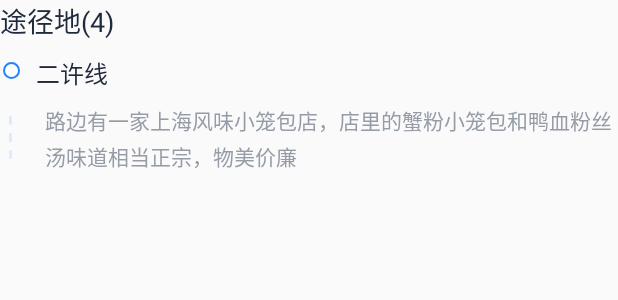
After one commit to UtilDuzepeng/RunningMountain, an Android app: the layout channel_layout.xml on its own in the app's theme, with its tools: preview values and no code run, on a phone screen of 412 x 824 dp. The commit adds this screen. Shown: the top 300 px of the screen. Run offline under Robolectric (Android 15) with nearby library versions, the phone set to English and light mode, and no system bars.

Commit message:
首页详情完成一半

```diff
--- a/app/src/main/AndroidManifest.xml
+++ b/app/src/main/AndroidManifest.xml
@@ -22,9 +22,9 @@
             </intent-filter>
         </activity>
 
-
         <activity android:name=".activity.SearchActivity" />
 
+        <activity android:name=".activity.ProjectDetailsActivity" />
 
     </application>
 
--- a/app/src/main/java/com/miaofen/xiaoying/fragment/newest/NewestRecyclerViewAdapter.kt
+++ b/app/src/main/java/com/miaofen/xiaoying/fragment/newest/NewestRecyclerViewAdapter.kt
@@ -4,6 +4,8 @@ import android.content.Context
 import androidx.annotation.Nullable
 import com.chad.library.adapter.base.BaseQuickAdapter
 import com.chad.library.adapter.base.BaseViewHolder
+import com.miaofen.xiaoying.R
+import com.miaofen.xiaoying.activity.ProjectDetailsActivity
 
 /**
  * 项目名称：com.miaofen.xiaoying.fragment.newest
@@ -21,7 +23,9 @@ class NewestRecyclerViewAdapter (
 
     var context: Context? = context
     override fun convert(helper: BaseViewHolder, item: String?) {
-
+        helper.setOnClickListener(R.id.home_recycler_item) {
+            ProjectDetailsActivity.start(context)
+        }
     }
 
 }
--- a/app/src/main/java/com/miaofen/xiaoying/fragment/search/HistoryFragment.kt
+++ b/app/src/main/java/com/miaofen/xiaoying/fragment/search/HistoryFragment.kt
@@ -4,7 +4,7 @@ import com.miaofen.xiaoying.R
 import com.miaofen.xiaoying.base.BaseFragment
 
 /**
- * 搜索历史
+ * 搜索历史x
  */
 class HistoryFragment : BaseFragment() {
 
--- a/app/src/main/java/com/miaofen/xiaoying/utils/StringUtil.java
+++ b/app/src/main/java/com/miaofen/xiaoying/utils/StringUtil.java
@@ -518,4 +518,6 @@ public class StringUtil {
         SimpleDateFormat format = new SimpleDateFormat(pattern);
         return format.format(date);
     }
+
+
 }
--- /dev/null
+++ b/app/src/main/res/drawable/bg_dotted_line.xml
@@ -0,0 +1,16 @@
+<?xml version="1.0" encoding="utf-8"?>
+<rotate xmlns:android="http://schemas.android.com/apk/res/android"
+    android:fromDegrees="90"
+    android:toDegrees="90">
+
+    <shape android:shape="line" >
+
+        <stroke
+            android:width="@dimen/dp_2"
+            android:color="@color/DDEBFE"
+            android:dashWidth="@dimen/dp_5"
+            android:dashGap="@dimen/dp_5" />
+
+    </shape>
+
+</rotate>
--- /dev/null
+++ b/app/src/main/res/layout/channel_layout.xml
@@ -0,0 +1,70 @@
+<?xml version="1.0" encoding="utf-8"?>
+<LinearLayout xmlns:android="http://schemas.android.com/apk/res/android"
+    android:layout_width="match_parent"
+    android:layout_height="wrap_content"
+    android:orientation="vertical">
+
+
+    <TextView
+        android:layout_width="wrap_content"
+        android:layout_height="wrap_content"
+        android:text="途径地(4)"
+        android:textColor="@color/A212A3D"
+        android:textSize="@dimen/sp_16" />
+
+    <LinearLayout
+        android:layout_width="match_parent"
+        android:layout_height="wrap_content"
+        android:orientation="horizontal">
+
+        <View
+            android:layout_width="@dimen/dp_10"
+            android:layout_height="@dimen/dp_10"
+            android:layout_marginTop="@dimen/dp_12"
+            android:layout_marginLeft="@dimen/dp_2"
+            android:background="@drawable/blue_border" />
+
+        <TextView
+            android:layout_width="wrap_content"
+            android:layout_height="wrap_content"
+            android:layout_marginTop="@dimen/dp_8"
+            android:layout_marginLeft="@dimen/dp_10"
+            android:drawableLeft="@drawable/blue_border"
+            android:text="二许线"
+            android:textColor="@color/A212A3D"
+            android:textSize="@dimen/sp_14" />
+
+    </LinearLayout>
+
+
+    <LinearLayout
+        android:layout_width="match_parent"
+        android:layout_height="wrap_content"
+        android:orientation="horizontal">
+
+        <View
+            android:layout_width="@dimen/dp_30"
+            android:background="@drawable/bg_dotted_line"
+            android:layout_height="match_parent"
+            android:layout_marginRight="-10dp"
+            android:layout_marginLeft="-10dp"
+            android:layerType="software" />
+
+
+
+        <TextView
+            android:layout_width="wrap_content"
+            android:layout_height="wrap_content"
+            android:layout_marginLeft="@dimen/dp_14"
+            android:layout_marginTop="@dimen/dp_8"
+            android:layout_marginBottom="@dimen/dp_10"
+            android:layout_weight="1"
+            android:lineSpacingExtra="3dp"
+            android:text="路边有一家上海风味小笼包店，店里的蟹粉小笼包和鸭血粉丝汤味道相当正宗，物美价廉"
+            android:textColor="@color/A959CA7" />
+
+
+    </LinearLayout>
+
+
+</LinearLayout>
--- a/app/src/main/res/layout/newest_recycler_layout.xml
+++ b/app/src/main/res/layout/newest_recycler_layout.xml
@@ -1,5 +1,6 @@
 <?xml version="1.0" encoding="utf-8"?>
 <LinearLayout xmlns:android="http://schemas.android.com/apk/res/android"
+    android:id="@+id/home_recycler_item"
     android:layout_width="match_parent"
     android:layout_height="wrap_content"
     android:layout_marginBottom="@dimen/dp_8"
@@ -278,7 +279,7 @@
 
         <com.miaofen.xiaoying.view.DrawableTextView
             android:layout_width="0dp"
-            android:layout_height="wrap_content"
+            android:layout_height="match_parent"
             android:layout_weight="1"
             android:drawableLeft="@drawable/shoucang_icon"
             android:drawablePadding="10dp"
```
Also changed, not shown: app/src/main/java/com/miaofen/xiaoying/activity/ProjectDetailsActivity.kt (added, +38 -0 lines), app/src/main/java/com/miaofen/xiaoying/activity/SearchActivity.kt (+21 -3 lines), app/src/main/res/layout/activity_project_details.xml (added, +122 -0 lines), app/src/main/res/layout/details_head_layout.xml (added, +373 -0 lines), app/src/main/res/layout/fragment_history.xml (+43 -5 lines), app/src/main/res/drawable-xxhdpi/bianji_bi_icon.png (added), app/src/main/res/drawable-xxhdpi/shoucang_huang_icon.png (added), app/src/main/res/drawable-xxhdpi/trash_outline_icon.png (added).
